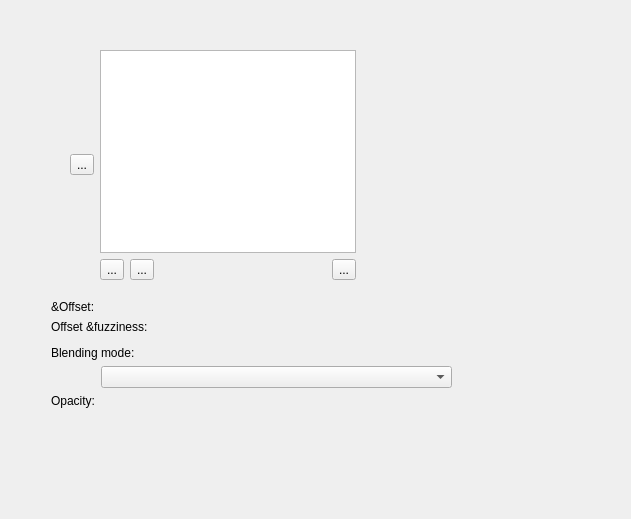
KDE/krita, file plugins/paintops/dualbrush/WdgDualBrushOptions.ui: the form before one commit.
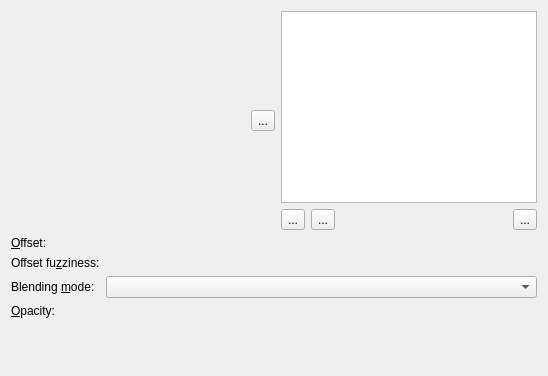
The form after the commit. Custom widgets are drawn as their Qt base class.

Commit message: Fix layout of option page (it's way big, though\!)

What changed in the file:
```diff
--- a/plugins/paintops/dualbrush/WdgDualBrushOptions.ui
+++ b/plugins/paintops/dualbrush/WdgDualBrushOptions.ui
@@ -6,8 +6,8 @@
    <rect>
     <x>0</x>
     <y>0</y>
-    <width>631</width>
-    <height>519</height>
+    <width>548</width>
+    <height>376</height>
    </rect>
   </property>
   <property name="sizePolicy">
@@ -22,15 +22,8 @@
     <height>60</height>
    </size>
   </property>
-  <widget class="QWidget" name="layoutWidget">
-   <property name="geometry">
-    <rect>
-     <x>40</x>
-     <y>50</y>
-     <width>316</width>
-     <height>230</height>
-    </rect>
-   </property>
+  <layout class="QVBoxLayout" name="verticalLayout_2">
+   <item>
    <layout class="QHBoxLayout" name="horizontalLayout_2">
     <item>
      <widget class="KisPaintOpPresetsChooserPopup" name="wdgPresetChooser" native="true">
@@ -95,26 +88,21 @@
      </layout>
     </item>
    </layout>
-  </widget>
-  <widget class="QWidget" name="">
-   <property name="geometry">
-    <rect>
-     <x>51</x>
-     <y>300</y>
-     <width>401</width>
-     <height>142</height>
-    </rect>
-   </property>
+   </item>
+   <item>
    <layout class="QFormLayout" name="formLayout">
     <item row="0" column="0">
      <widget class="QLabel" name="label">
       <property name="text">
        <string>&amp;Offset:</string>
       </property>
+       <property name="buddy">
+        <cstring>doubleOffset</cstring>
+       </property>
      </widget>
     </item>
     <item row="0" column="1">
-     <widget class="KisDoubleSliderSpinBox" name="doubleOpacity_2" native="true">
+      <widget class="KisDoubleSliderSpinBox" name="doubleOffset" native="true">
       <property name="sizePolicy">
        <sizepolicy hsizetype="MinimumExpanding" vsizetype="Minimum">
         <horstretch>0</horstretch>
@@ -129,15 +117,18 @@
       </property>
      </widget>
     </item>
-    <item row="2" column="0" colspan="2">
+     <item row="1" column="0">
      <widget class="QLabel" name="label_2">
       <property name="text">
-       <string>Offset &amp;fuzziness:</string>
+        <string>Offset fu&amp;zziness:</string>
+       </property>
+       <property name="buddy">
+        <cstring>doubleFuzziness</cstring>
       </property>
      </widget>
     </item>
-    <item row="3" column="1">
-     <widget class="KisDoubleSliderSpinBox" name="doubleOpacity_3" native="true">
+     <item row="1" column="1">
+      <widget class="KisDoubleSliderSpinBox" name="doubleFuzziness" native="true">
       <property name="sizePolicy">
        <sizepolicy hsizetype="MinimumExpanding" vsizetype="Minimum">
         <horstretch>0</horstretch>
@@ -152,14 +143,17 @@
       </property>
      </widget>
     </item>
-    <item row="4" column="0" colspan="2">
+     <item row="2" column="0">
      <widget class="QLabel" name="label_3">
       <property name="text">
-       <string>Blending mode:</string>
+        <string>Blending &amp;mode:</string>
+       </property>
+       <property name="buddy">
+        <cstring>cmbComposite</cstring>
       </property>
      </widget>
     </item>
-    <item row="5" column="1">
+     <item row="2" column="1">
      <widget class="KisCompositeOpComboBox" name="cmbComposite">
       <property name="sizePolicy">
        <sizepolicy hsizetype="MinimumExpanding" vsizetype="Fixed">
@@ -175,14 +169,17 @@
       </property>
      </widget>
     </item>
-    <item row="6" column="0">
+     <item row="3" column="0">
      <widget class="QLabel" name="opacityLabel">
       <property name="text">
-       <string>Opacity:</string>
+        <string>&amp;Opacity:</string>
+       </property>
+       <property name="buddy">
+        <cstring>doubleOpacity</cstring>
       </property>
      </widget>
     </item>
-    <item row="6" column="1">
+     <item row="3" column="1">
      <widget class="KisDoubleSliderSpinBox" name="doubleOpacity" native="true">
       <property name="sizePolicy">
        <sizepolicy hsizetype="MinimumExpanding" vsizetype="Minimum">
@@ -199,7 +196,21 @@
      </widget>
     </item>
    </layout>
-  </widget>
+   </item>
+   <item>
+    <spacer name="verticalSpacer">
+     <property name="orientation">
+      <enum>Qt::Vertical</enum>
+     </property>
+     <property name="sizeHint" stdset="0">
+      <size>
+       <width>20</width>
+       <height>23</height>
+      </size>
+     </property>
+    </spacer>
+   </item>
+  </layout>
  </widget>
  <customwidgets>
   <customwidget>
```
Lines whose indentation alone changed are shown as unchanged. The commit also changes 2 other files.
